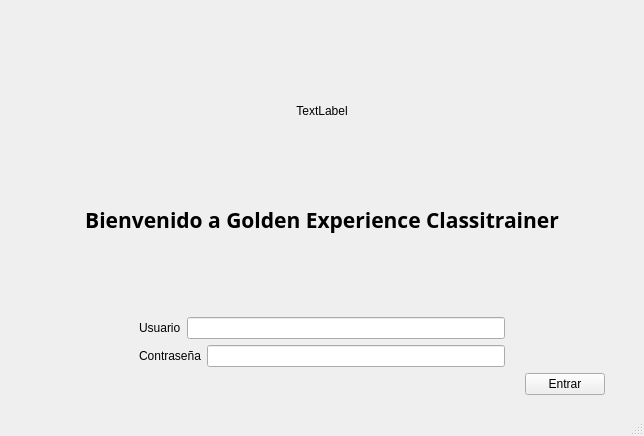
Before: the Qt Designer form Resources/UI/VentanaLogin.ui in 40CompilerErrors/Proyecto2, drawn with Qt 5.
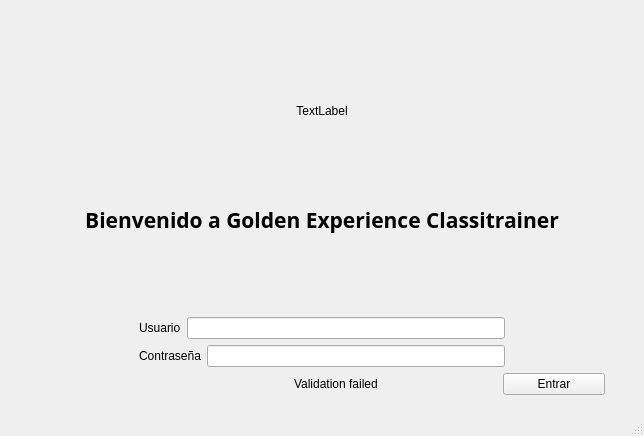
After: the same form once the commit is applied.

Commit message: error handling in login

Patch:
```diff
--- a/Resources/UI/VentanaLogin.ui
+++ b/Resources/UI/VentanaLogin.ui
@@ -200,17 +200,40 @@
       </item>
       <item>
        <layout class="QHBoxLayout" name="horizontalLayout_6">
+        <item>
+         <spacer name="horizontalSpacer_7">
+          <property name="orientation">
+           <enum>Qt::Horizontal</enum>
+          </property>
+          <property name="sizeType">
+           <enum>QSizePolicy::Minimum</enum>
+          </property>
+          <property name="sizeHint" stdset="0">
+           <size>
+            <width>275</width>
+            <height>20</height>
+           </size>
+          </property>
+         </spacer>
+        </item>
+        <item>
+         <widget class="QLabel" name="label_errors">
+          <property name="text">
+           <string>Validation failed</string>
+          </property>
+         </widget>
+        </item>
         <item>
          <spacer name="horizontalSpacer_5">
           <property name="orientation">
            <enum>Qt::Horizontal</enum>
           </property>
           <property name="sizeType">
-           <enum>QSizePolicy::Expanding</enum>
+           <enum>QSizePolicy::Minimum</enum>
           </property>
           <property name="sizeHint" stdset="0">
            <size>
-            <width>40</width>
+            <width>100</width>
             <height>20</height>
            </size>
           </property>
```
Left out of the diff: 2 changed lines with no effect on the pictures. The commit also changes 2 other files.
